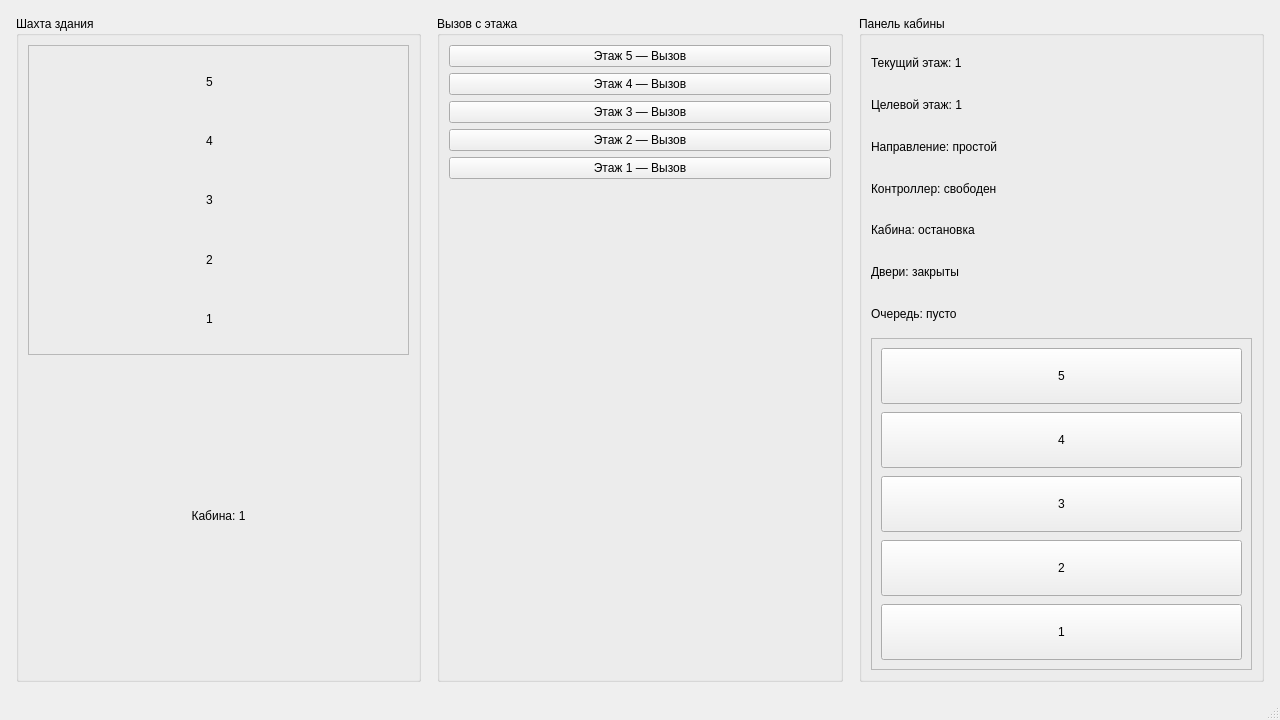
The window that oop5/src/interface/mainwindow.ui (Slipum/labs-oop-op-sgn) describes before a commit, drawn with Qt 5.
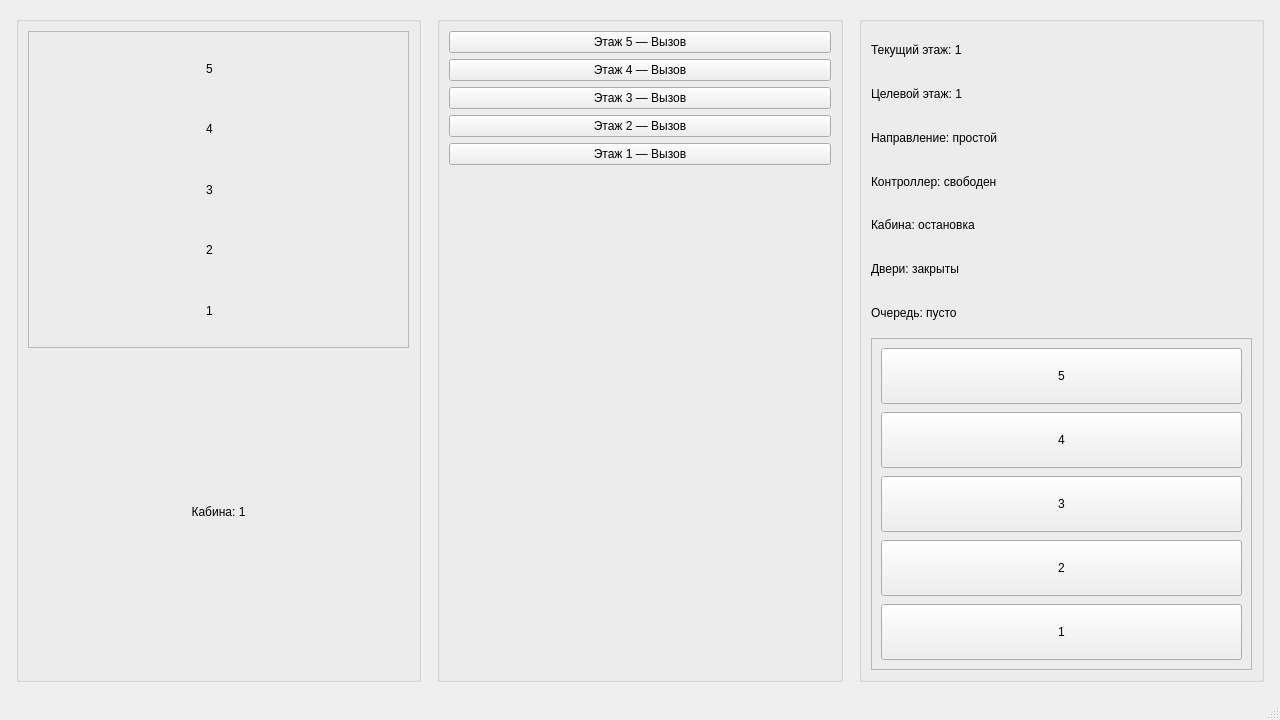
The same window after the commit.

```diff
--- a/oop5/src/interface/mainwindow.ui
+++ b/oop5/src/interface/mainwindow.ui
@@ -32,9 +32,9 @@
     </property>
     <item>
      <widget class="QGroupBox" name="shaftGroup">
-      <property name="title">
-       <string>Шахта здания</string>
-      </property>
+<!--      <property name="title">-->
+<!--       <string>Шахта здания</string>-->
+<!--      </property>-->
       <layout class="QVBoxLayout" name="shaftGroupLayout">
        <item>
         <widget class="QFrame" name="shaftFrame">
@@ -244,9 +244,9 @@
     </item>
     <item>
      <widget class="QGroupBox" name="callsGroup">
-      <property name="title">
-       <string>Вызов с этажа</string>
-      </property>
+<!--      <property name="title">-->
+<!--       <string>Вызов с этажа</string>-->
+<!--      </property>-->
       <layout class="QVBoxLayout" name="callsLayout">
        <item>
         <widget class="QPushButton" name="callFloor5">
@@ -301,9 +301,9 @@
     </item>
     <item>
      <widget class="QGroupBox" name="cabinGroup">
-      <property name="title">
-       <string>Панель кабины</string>
-      </property>
+<!--      <property name="title">-->
+<!--       <string>Панель кабины</string>-->
+<!--      </property>-->
       <layout class="QVBoxLayout" name="cabinLayout">
        <item>
         <widget class="QLabel" name="labelCurrentFloor">
```
Left out of the diff: 2 changed lines with no effect on the pictures.
